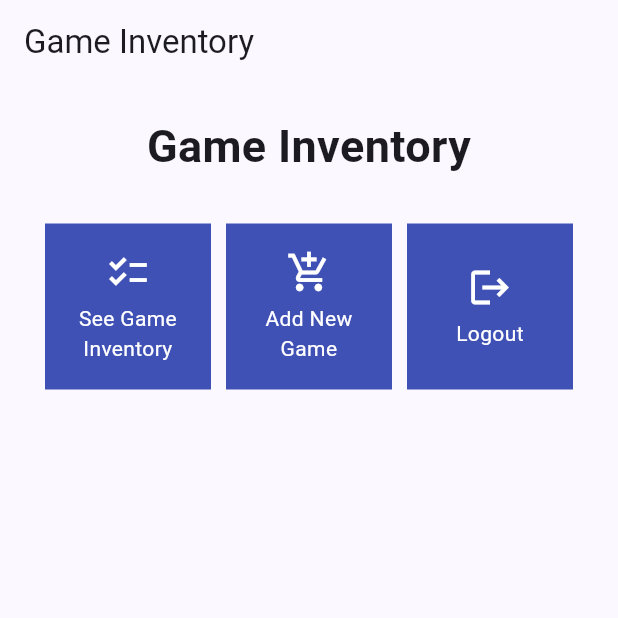
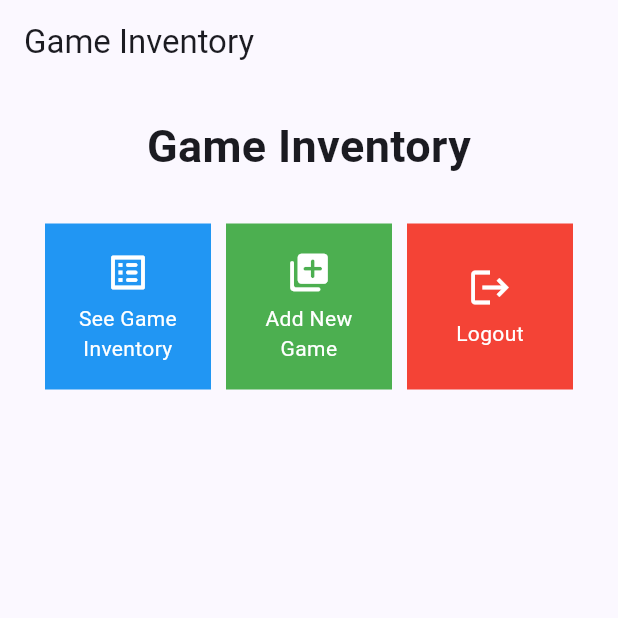
Before and after one commit to KingOnyxx/Tugas-PBP-mobile, a Flutter app: the screen it shows after launch, on a phone screen of 412 x 824 dp, the top half of it. Run offline on Flutter 3.47's test engine with Material 2 defaults, Android fonts, the phone set to English and light mode, and no system bars.

```diff
--- a/inventory/lib/menu.dart
+++ b/inventory/lib/menu.dart
@@ -1,20 +1,21 @@
 import 'package:flutter/material.dart';
 
-class ShopItem {
+class Item {
   final String name;
   final IconData icon;
+  final Color color;
 
-  ShopItem(this.name, this.icon);
+  Item(this.name, this.icon, this.color);
 }
-class ShopCard extends StatelessWidget {
-  final ShopItem item;
+class Card extends StatelessWidget {
+  final Item item;
 
-  const ShopCard(this.item, {super.key}); // Constructor
+  const Card(this.item, {super.key}); // Constructor
 
   @override
   Widget build(BuildContext context) {
     return Material(
-      color: Colors.indigo,
+      color: item.color,
       child: InkWell(
         // Area responsive terhadap sentuhan
         onTap: () {
@@ -53,10 +54,10 @@ class ShopCard extends StatelessWidget {
 
 class MyHomePage extends StatelessWidget {
   MyHomePage({Key? key}) : super(key: key);
-  final List<ShopItem> items = [
-    ShopItem("See Game Inventory", Icons.checklist),
-    ShopItem("Add New Game ", Icons.add_shopping_cart),
-    ShopItem("Logout", Icons.logout),
+  final List<Item> items = [
+    Item("See Game Inventory", Icons.list_alt_rounded, Colors.blue),
+    Item("Add New Game ", Icons.library_add_rounded, Colors.green),
+    Item("Logout", Icons.logout, Colors.red),
 ];
   // This widget is the home page of your application. It is stateful, meaning
   // that it has a State object (defined below) that contains fields that affect
@@ -102,9 +103,9 @@ class MyHomePage extends StatelessWidget {
                 mainAxisSpacing: 10,
                 crossAxisCount: 3,
                 shrinkWrap: true,
-                children: items.map((ShopItem item) {
+                children: items.map((Item item) {
                   // Iterasi untuk setiap item
-                  return ShopCard(item);
+                  return Card(item);
                 }).toList(),
               ),
             ],
@@ -114,73 +115,3 @@ class MyHomePage extends StatelessWidget {
     );
     }
 }
-
-// class _MyHomePageState extends State<MyHomePage> {
-//   int _counter = 0;
-
-//   void _incrementCounter() {
-//     setState(() {
-//       // This call to setState tells the Flutter framework that something has
-//       // changed in this State, which causes it to rerun the build method below
-//       // so that the display can reflect the updated values. If we changed
-//       // _counter without calling setState(), then the build method would not be
-//       // called again, and so nothing would appear to happen.
-//       _counter++;
-//     });
-//   }
-
-//   @override
-//   Widget build(BuildContext context) {
-//     // This method is rerun every time setState is called, for instance as done
-//     // by the _incrementCounter method above.
-//     //
-//     // The Flutter framework has been optimized to make rerunning build methods
-//     // fast, so that you can just rebuild anything that needs updating rather
-//     // than having to individually change instances of widgets.
-//     return Scaffold(
-//       appBar: AppBar(
-//         // TRY THIS: Try changing the color here to a specific color (to
-//         // Colors.amber, perhaps?) and trigger a hot reload to see the AppBar
-//         // change color while the other colors stay the same.
-//         backgroundColor: Theme.of(context).colorScheme.inversePrimary,
-//         // Here we take the value from the MyHomePage object that was created by
-//         // the App.build method, and use it to set our appbar title.
-//         title: Text(widget.title),
-//       ),
-//       body: Center(
-//         // Center is a layout widget. It takes a single child and positions it
-//         // in the middle of the parent.
-//         child: Column(
-//           // Column is also a layout widget. It takes a list of children and
-//           // arranges them vertically. By default, it sizes itself to fit its
-//           // children horizontally, and tries to be as tall as its parent.
-//           //
-//           // Column has various properties to control how it sizes itself and
-//           // how it positions its children. Here we use mainAxisAlignment to
-//           // center the children vertically; the main axis here is the vertical
-//           // axis because Columns are vertical (the cross axis would be
-//           // horizontal).
-//           //
-//           // TRY THIS: Invoke "debug painting" (choose the "Toggle Debug Paint"
-//           // action in the IDE, or press "p" in the console), to see the
-//           // wireframe for each widget.
-//           mainAxisAlignment: MainAxisAlignment.center,
-//           children: <Widget>[
-//             const Text(
-//               'You have pushed the button this many times:',
-//             ),
-//             Text(
-//               '$_counter',
-//               style: Theme.of(context).textTheme.headlineMedium,
-//             ),
-//           ],
-//         ),
-//       ),
-//       floatingActionButton: FloatingActionButton(
-//         onPressed: _incrementCounter,
-//         tooltip: 'Increment',
-//         child: const Icon(Icons.add),
-//       ), // This trailing comma makes auto-formatting nicer for build methods.
-//     );
-//   }
-// }
```
Also changed, not shown: 1 other file.
